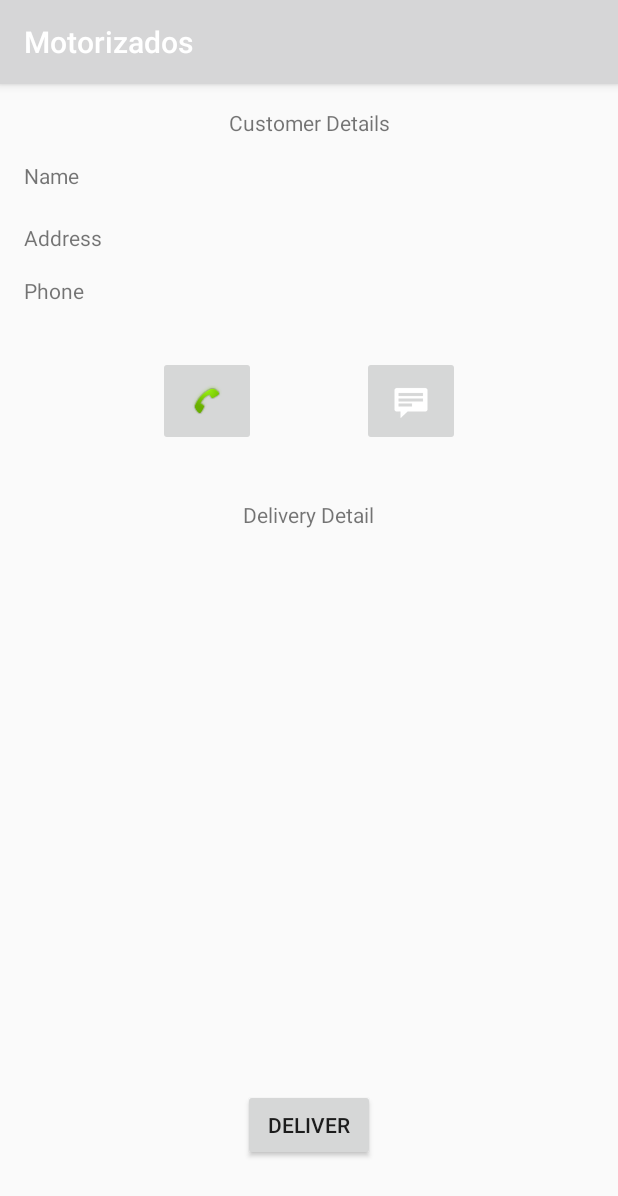
After one commit to valkzer/motoriza2, an Android app: the DeliveryDetailActivity screen opened directly, with no data from a screen before it, on a phone screen of 412 x 824 dp. The commit adds this screen. Shown: the top 1196 px of the screen. Run offline under Robolectric (Android 15) with nearby library versions, the phone set to English and light mode, and no system bars; our stand-ins replace Firebase (no records; nobody signed in at launch, a user with empty details on screens opened directly); 4 statements that could not run were skipped.

Commit message:
Changes: Add the detail delivery screen with buttons to call and sms.

```diff
--- /dev/null
+++ b/app/src/main/java/com/example/valkzer/motorizados/Activities/DeliveryDetailActivity.java
@@ -0,0 +1,57 @@
+package com.example.valkzer.motorizados.Activities;
+
+import android.content.Intent;
+import android.net.Uri;
+import android.support.v7.app.AppCompatActivity;
+import android.os.Bundle;
+import android.view.View;
+import android.widget.TextView;
+
+import com.example.valkzer.motorizados.Models.Delivery;
+import com.example.valkzer.motorizados.R;
+
+import java.util.Observable;
+import java.util.Observer;
+
+public class DeliveryDetailActivity extends AppCompatActivity {
+
+    @Override
+    protected void onCreate(Bundle savedInstanceState)
+    {
+        super.onCreate(savedInstanceState);
+        setContentView(R.layout.activity_delivery_detail);
+
+        Intent intent     = getIntent();
+        String deliveryId = intent.getStringExtra("deliveryId");
+
+        Delivery delivery = new Delivery();
+        delivery.find(deliveryId, new Observer() {
+            @Override
+            public void update(Observable o, Object arg)
+            {
+                Delivery delivery = (Delivery) arg;
+                ((TextView) findViewById(R.id.lblCustomerName)).setText(delivery.getCustomer().getName());
+                ((TextView) findViewById(R.id.lblCustomerAddress)).setText(delivery.getCustomer().getAddress());
+                ((TextView) findViewById(R.id.lblCustomerPhone)).setText(delivery.getCustomer().getPhone());
+                ((TextView) findViewById(R.id.lblDeliveryDescription)).setText(delivery.getDescription());
+            }
+        });
+
+    }
+
+
+    public void sendSMS(View view)
+    {
+        String phoneNumber = ((TextView) findViewById(R.id.lblCustomerPhone)).getText().toString();
+        Intent intent      = new Intent(Intent.ACTION_VIEW, Uri.parse("sms:" + phoneNumber));
+        startActivity(intent);
+    }
+
+    public void startCall(View view)
+    {
+        String phoneNumber = ((TextView) findViewById(R.id.lblCustomerPhone)).getText().toString();
+        Intent intent      = new Intent(Intent.ACTION_DIAL);
+        intent.setData(Uri.parse("tel:" + phoneNumber));
+        startActivity(intent);
+    }
+}
--- /dev/null
+++ b/app/src/main/res/layout/activity_delivery_detail.xml
@@ -0,0 +1,159 @@
+<?xml version="1.0" encoding="utf-8"?>
+<android.support.constraint.ConstraintLayout
+    xmlns:android="http://schemas.android.com/apk/res/android"
+    xmlns:app="http://schemas.android.com/apk/res-auto"
+    xmlns:tools="http://schemas.android.com/tools"
+    android:layout_width="match_parent"
+    android:layout_height="match_parent"
+    tools:context="com.example.valkzer.motorizados.Activities.DeliveryDetailActivity">
+
+    <TextView
+        android:id="@+id/lblName"
+        android:layout_width="wrap_content"
+        android:layout_height="wrap_content"
+        android:layout_marginLeft="16dp"
+        android:layout_marginStart="16dp"
+        android:layout_marginTop="16dp"
+        android:text="@string/name"
+        app:layout_constraintLeft_toLeftOf="parent"
+        app:layout_constraintTop_toBottomOf="@+id/lblCustomerDetails"/>
+
+    <TextView
+        android:id="@+id/lblAddress"
+        android:layout_width="wrap_content"
+        android:layout_height="wrap_content"
+        android:layout_marginLeft="16dp"
+        android:layout_marginStart="16dp"
+        android:layout_marginTop="22dp"
+        android:text="@string/address"
+        app:layout_constraintLeft_toLeftOf="parent"
+        app:layout_constraintTop_toBottomOf="@+id/lblName"/>
+
+    <TextView
+        android:id="@+id/lblCustomerName"
+        android:layout_width="wrap_content"
+        android:layout_height="wrap_content"
+        android:text=""
+        android:layout_marginTop="16dp"
+        app:layout_constraintTop_toBottomOf="@+id/lblCustomerDetails"
+        android:layout_marginStart="40dp"
+        app:layout_constraintLeft_toRightOf="@+id/lblName"
+        android:layout_marginLeft="42dp"/>
+
+    <TextView
+        android:id="@+id/lblCustomerAddress"
+        android:layout_width="wrap_content"
+        android:layout_height="wrap_content"
+        android:text=""
+        android:layout_marginTop="21dp"
+        app:layout_constraintTop_toBottomOf="@+id/lblCustomerName"
+        android:layout_marginStart="40dp"
+        android:layout_marginRight="8dp"
+        app:layout_constraintRight_toRightOf="@+id/lblCustomerName"
+        android:layout_marginLeft="8dp"
+        app:layout_constraintLeft_toLeftOf="@+id/lblCustomerName"
+        app:layout_constraintHorizontal_bias="0.937"/>
+
+    <TextView
+        android:id="@+id/lblPhone"
+        android:layout_width="wrap_content"
+        android:layout_height="wrap_content"
+        android:layout_marginLeft="16dp"
+        android:layout_marginStart="16dp"
+        android:layout_marginTop="16dp"
+        android:text="@string/phone"
+        app:layout_constraintLeft_toLeftOf="parent"
+        app:layout_constraintTop_toBottomOf="@+id/lblAddress"/>
+
+    <TextView
+        android:id="@+id/lblCustomerPhone"
+        android:layout_width="wrap_content"
+        android:layout_height="wrap_content"
+        android:text=""
+        android:layout_marginTop="17dp"
+        app:layout_constraintTop_toBottomOf="@+id/lblCustomerAddress"
+        android:layout_marginStart="40dp"
+        android:layout_marginLeft="8dp"
+        app:layout_constraintLeft_toLeftOf="@+id/lblCustomerAddress"
+        android:layout_marginRight="0dp"
+        app:layout_constraintRight_toRightOf="@+id/lblCustomerAddress"
+        app:layout_constraintHorizontal_bias="1.0"/>
+
+    <TextView
+        android:id="@+id/lblCustomerDetails"
+        android:layout_width="wrap_content"
+        android:layout_height="wrap_content"
+        android:layout_marginEnd="8dp"
+        android:layout_marginLeft="8dp"
+        android:layout_marginRight="8dp"
+        android:layout_marginStart="8dp"
+        android:layout_marginTop="16dp"
+        android:text="@string/customer_details"
+        app:layout_constraintLeft_toLeftOf="parent"
+        app:layout_constraintRight_toRightOf="parent"
+        app:layout_constraintTop_toTopOf="parent"/>
+
+    <Button
+        android:id="@+id/button2"
+        android:layout_width="wrap_content"
+        android:layout_height="wrap_content"
+        android:layout_marginBottom="50dp"
+        android:text="@string/deliver"
+        app:layout_constraintBottom_toBottomOf="parent"
+        app:layout_constraintLeft_toLeftOf="parent"
+        app:layout_constraintRight_toRightOf="parent"/>
+
+    <ImageButton
+        android:id="@+id/btnStartCall"
+        android:layout_width="65dp"
+        android:layout_height="60dp"
+        android:layout_marginLeft="105dp"
+        android:layout_marginStart="105dp"
+        android:layout_marginTop="8dp"
+        app:layout_constraintBottom_toBottomOf="@+id/btnSendSMS"
+        app:layout_constraintLeft_toLeftOf="parent"
+        app:layout_constraintTop_toTopOf="@+id/btnSendSMS"
+        app:layout_constraintVertical_bias="1.0"
+        app:srcCompat="@android:drawable/stat_sys_phone_call"
+        android:onClick="startCall"/>
+
+    <ImageButton
+        android:id="@+id/btnSendSMS"
+        android:layout_width="65dp"
+        android:layout_height="60dp"
+        app:srcCompat="@android:drawable/stat_notify_chat"
+        android:layout_marginRight="105dp"
+        app:layout_constraintRight_toRightOf="parent"
+        android:layout_marginTop="33dp"
+        app:layout_constraintTop_toBottomOf="@+id/lblCustomerPhone"
+        android:layout_marginEnd="105dp"
+        android:onClick="sendSMS"/>
+
+    <TextView
+        android:id="@+id/lblDeliveryDetail"
+        android:layout_width="wrap_content"
+        android:layout_height="wrap_content"
+        android:layout_marginEnd="8dp"
+        android:layout_marginLeft="8dp"
+        android:layout_marginRight="8dp"
+        android:layout_marginStart="8dp"
+        android:layout_marginTop="36dp"
+        android:text="@string/delivery_detail"
+        app:layout_constraintLeft_toLeftOf="parent"
+        app:layout_constraintRight_toRightOf="parent"
+        app:layout_constraintTop_toBottomOf="@+id/btnSendSMS"/>
+
+    <TextView
+        android:id="@+id/lblDeliveryDescription"
+        android:layout_width="368dp"
+        android:layout_height="wrap_content"
+        android:layout_marginLeft="8dp"
+        android:layout_marginRight="8dp"
+        android:layout_marginTop="9dp"
+        android:text=""
+        app:layout_constraintLeft_toLeftOf="parent"
+        app:layout_constraintRight_toRightOf="parent"
+        app:layout_constraintTop_toBottomOf="@+id/lblDeliveryDetail"/>
+
+
+</android.support.constraint.ConstraintLayout>
--- a/app/src/main/res/values/strings.xml
+++ b/app/src/main/res/values/strings.xml
@@ -70,7 +70,6 @@
     <string name="hint_user_id">User ID</string>
     <string name="get_custom_token">Get Token</string>
 
-
     <string name="verify_email">Verify Email</string>
     <string name="custom_token">Custom Token</string>
     <string name="token_null">Token: null</string>
@@ -79,14 +78,19 @@
 
     <string name="firebase_user_management">Firebase User Management</string>
 
-
     <string name="facebook_status_fmt">Facebook User: %s</string>
     <string name="facebook_title_text">Facebook Login</string>
-
 
     <string name="id_fmt">User ID: %s</string>
     <string name="email_fmt">Email: %s</string>
 
     <!-- Fin -->
 
+    <string name="detail">Detail</string>
+    <string name="send_sms">Send SMS</string>
+    <string name="start_call">Start call</string>
+    <string name="view_detail">View detail</string>
+    <string name="delivery_detail">Delivery Detail</string>
+    <string name="deliver">Deliver</string>
+    <string name="customer_details">Customer Details</string>
 </resources>
```
Also changed, not shown: app/src/main/AndroidManifest.xml (+14 -12 lines), app/src/main/java/com/example/valkzer/motorizados/Activities/Adapters/DeliveryListAdapter.java (+5 -3 lines), app/src/main/java/com/example/valkzer/motorizados/Activities/DeliveryListActivity.java (+27 -6 lines), app/src/main/java/com/example/valkzer/motorizados/Activities/Listeners/RecyclerTouchListener.java (added, +61 -0 lines), app/src/main/res/layout/delivery_row.xml (+9 -1 lines).
